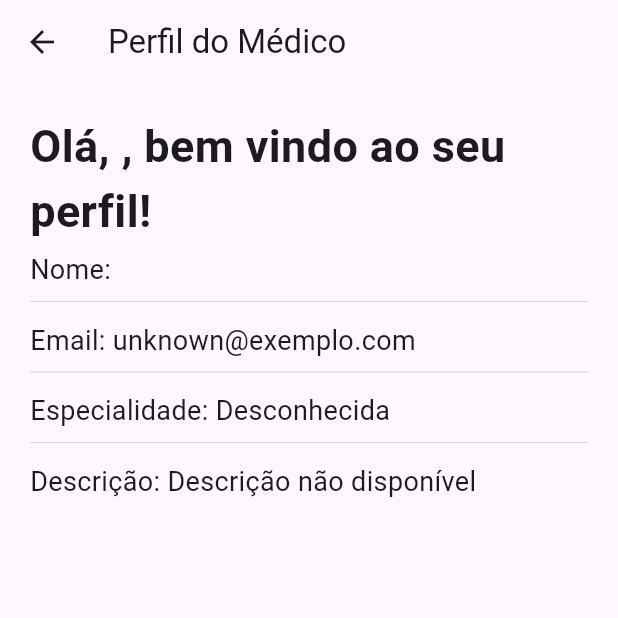
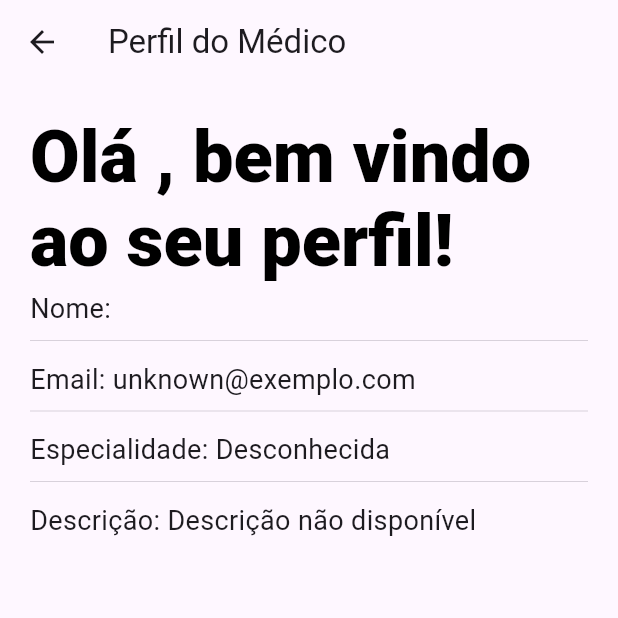
Before and after one commit to Matheus-Armando/t2flutter, a Flutter app: the DoctorProfilePage screen opened by its route, on a phone screen of 412 x 824 dp, the top half of it. Run offline on Flutter 3.47's test engine with Material 3 defaults, Android fonts, the phone set to English and light mode, and no system bars; our stand-ins replace shared_preferences; accounts and stored records are empty.

Commit message:
estilização do nome e remoção de comentarios

```diff
--- a/t2flutter/flutter_application_1/lib/doctor_profile_page.dart
+++ b/t2flutter/flutter_application_1/lib/doctor_profile_page.dart
@@ -9,7 +9,13 @@ class User {
   final String specialty;
   final String description;
 
-  User({required this.username, required this.password, required this.name, required this.email, required this.specialty, required this.description});
+  User(
+      {required this.username,
+      required this.password,
+      required this.name,
+      required this.email,
+      required this.specialty,
+      required this.description});
 }
 
 class DoctorProfilePage extends StatefulWidget {
@@ -21,30 +27,38 @@ class _DoctorProfilePageState extends State<DoctorProfilePage> {
   String username = '';
   User? userInfo;
 
-  // Mapa de exemplo de nomes de usuários para endereços de e-mail
   Map<String, String> userEmails = {
     'matheus': 'matheus@exemplo.com',
     'roger': 'roger@exemplo.com',
   };
 
-  // Mapa de exemplo de nomes de usuários para especialidades
   Map<String, String> userSpecialties = {
     'matheus': 'Cardiologista',
     'roger': 'Neurologista',
   };
 
-  // Mapa de exemplo de nomes de usuários para descrições
   Map<String, String> userDescriptions = {
-    'matheus': 'Dr. Matheus é um cardiologista com mais de 10 anos de experiência.',
-    'roger': 'Dr. Roger é um neurologista renomado com vasta experiência em seu campo.',
+    'matheus':
+        'Dr. Matheus é um cardiologista com mais de 10 anos de experiência.',
+    'roger':
+        'Dr. Roger é um neurologista renomado com vasta experiência em seu campo.',
   };
 
   Future<User> getUserInfo(String username) async {
-    // Substitua isso pelo seu próprio mecanismo de recuperação de informações do usuário
     String email = userEmails[username.toLowerCase()] ?? 'unknown@exemplo.com';
-    String specialty = userSpecialties[username.toLowerCase()] ?? 'Desconhecida';
-    String description = userDescriptions[username.toLowerCase()] ?? 'Descrição não disponível';
-    return Future.delayed(Duration(seconds: 1), () => User(username: username, password: '123', name: 'Nome do Usuário', email: email, specialty: specialty, description: description));
+    String specialty =
+        userSpecialties[username.toLowerCase()] ?? 'Desconhecida';
+    String description =
+        userDescriptions[username.toLowerCase()] ?? 'Descrição não disponível';
+    return Future.delayed(
+        Duration(seconds: 1),
+        () => User(
+            username: username,
+            password: '123',
+            name: 'Nome do Usuário',
+            email: email,
+            specialty: specialty,
+            description: description));
   }
 
   Future<String> getUsername() async {
@@ -72,31 +86,42 @@ class _DoctorProfilePageState extends State<DoctorProfilePage> {
       body: userInfo == null
           ? Center(child: CircularProgressIndicator())
           : Container(
-            width: MediaQuery.of(context).size.width * 1.0, // 70% da largura da tela
-            height: MediaQuery.of(context).size.height * 1.0, // 70% da altura da tela
+              width: MediaQuery.of(context).size.width *
+                  1.0,
+              height: MediaQuery.of(context).size.height *
+                  1.0,
               child: Padding(
                 padding: EdgeInsets.all(20),
                 child: Column(
                   crossAxisAlignment: CrossAxisAlignment.start,
                   children: [
-                  Text(
-                    'Olá, ${userInfo!.username}, bem vindo ao seu perfil!',
-                    style: TextStyle(
-                      fontSize: 30,
-                      fontWeight: FontWeight.bold,
+                    RichText(
+                      text: TextSpan(
+                        style: DefaultTextStyle.of(context).style.copyWith(decoration: TextDecoration.none),
+                        children: <TextSpan>[
+                          TextSpan(text: 'Olá ', style: TextStyle(color: Colors.black)),
+                          TextSpan(
+                              text: '${userInfo!.username}',
+                              style: TextStyle(color: Colors.purple)),
+                          TextSpan(text: ', bem vindo ao seu perfil!', style: TextStyle(color: Colors.black)),
+                        ],
                       ),
                     ),
                     SizedBox(height: 5),
-                  Text('Nome: ${userInfo!.username}', style: TextStyle(fontSize: 18)),
+                    Text('Nome: ${userInfo!.username}',
+                        style: TextStyle(fontSize: 18)),
                     Divider(thickness: 0.5),
                     SizedBox(height: 5),
-                  Text('Email: ${userInfo!.email}', style: TextStyle(fontSize: 18)),
+                    Text('Email: ${userInfo!.email}',
+                        style: TextStyle(fontSize: 18)),
                     Divider(thickness: 0.5),
                     SizedBox(height: 5),
-                  Text('Especialidade: ${userInfo!.specialty}', style: TextStyle(fontSize: 18)),
+                    Text('Especialidade: ${userInfo!.specialty}',
+                        style: TextStyle(fontSize: 18)),
                     Divider(thickness: 0.5),
                     SizedBox(height: 5),
-                  Text('Descrição: ${userInfo!.description}', style: TextStyle(fontSize: 18)),
+                    Text('Descrição: ${userInfo!.description}',
+                        style: TextStyle(fontSize: 18)),
                   ],
                 ),
               ),
```
Lines whose indentation alone changed are shown as unchanged.
